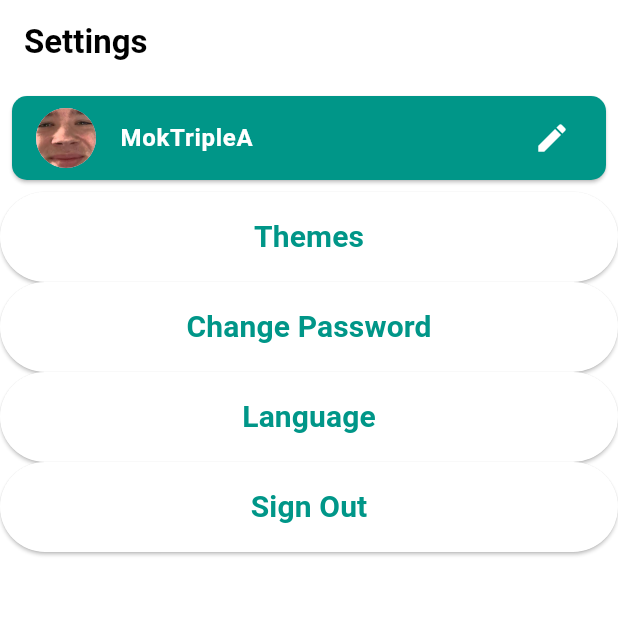
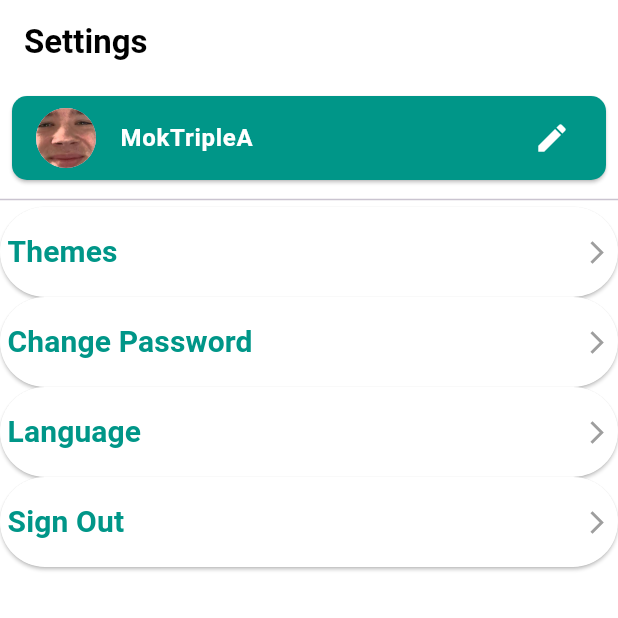
Before and after one commit to daFinndus/Messenger, a Flutter app: the SettingPage screen opened directly, on a phone screen of 412 x 824 dp, the top half of it. Run offline on Flutter 3.47's test engine with Material 2 defaults, Android fonts, the phone set to English and light mode, and no system bars; our stand-ins replace firebase_auth, firebase_core; accounts and stored records are empty; network calls fail.

Commit message:
Settings Update
Sieht jz noch ein ticken besser aus mit dem Pfeil Icon und Divider

```diff
--- a/lib/app_colors.dart
+++ b/lib/app_colors.dart
@@ -5,4 +5,5 @@ class AppColors {
   static Color brightColor = Colors.white; // Contrast to dark
   static Color darkColor = Colors.black; // Contrast to bright
   static Color primaryColor = Colors.teal; // Contrast to both
+  static Color greyColor = Colors.grey;
 }
--- a/lib/widgets/components/setting_box.dart
+++ b/lib/widgets/components/setting_box.dart
@@ -24,7 +24,10 @@ class _CustomSettingBoxState extends State<CustomSettingBox> {
             backgroundColor: Colors.white,
             padding: const EdgeInsets.all(5),
           ),
-        child: Text(
+          child: Row(
+            mainAxisAlignment: MainAxisAlignment.spaceBetween,
+              children: [
+            Text(
               widget.title,
               style: const TextStyle(
                 fontSize: 20.0,
@@ -32,7 +35,8 @@ class _CustomSettingBoxState extends State<CustomSettingBox> {
                 color: Colors.teal,
               ),
             ),
-      ),
-    );
+            const Icon(Icons.arrow_forward_ios, color: Colors.grey)
+          ]),
+        ));
   }
 }
--- a/lib/widgets/setting_page.dart
+++ b/lib/widgets/setting_page.dart
@@ -38,9 +38,10 @@ class _SettingsPageState extends State<SettingPage> {
                 leading: CircleAvatar(
                   backgroundImage: AssetImage("assets/images/Moktriplea.png"),
                 ),
-                  trailing: Icon(Icons.edit, color: Colors.white,)
+                  trailing: Icon(Icons.edit, color: Colors.white,),
               ),
             ),
+            const Divider(height: 10, thickness: 1,),
             CustomSettingBox(title: "Themes", function: FirebaseAuth.instance.signOut),
             CustomSettingBox(title: "Change Password", function: FirebaseAuth.instance.signOut),
             CustomSettingBox(title: "Language", function: FirebaseAuth.instance.signOut),
```
Lines whose indentation alone changed are shown as unchanged.
